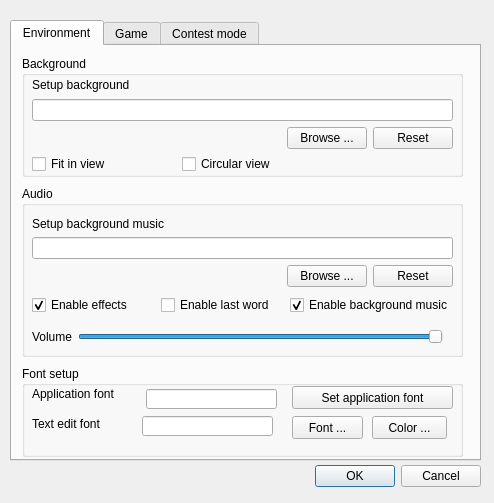
Old version of the form src/dialog/configdialog.ui in the repository ubun/SakuraSlash.
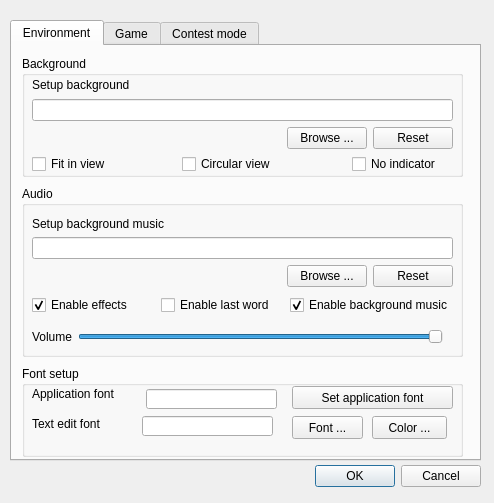
New version of the form.

```diff
--- a/src/dialog/configdialog.ui
+++ b/src/dialog/configdialog.ui
@@ -44,7 +44,7 @@
      <property name="title">
       <string>Audio</string>
      </property>
-     <widget class="QWidget" name="layoutWidget">
+     <widget class="QWidget" name="layoutWidget1">
       <property name="geometry">
        <rect>
         <x>10</x>
@@ -104,7 +104,7 @@
        </item>
       </layout>
      </widget>
-     <widget class="QWidget" name="layoutWidget">
+     <widget class="QWidget" name="layoutWidget2">
       <property name="geometry">
        <rect>
         <x>10</x>
@@ -143,7 +143,7 @@
        </item>
       </layout>
      </widget>
-     <widget class="QWidget" name="layoutWidget">
+     <widget class="QWidget" name="layoutWidget3">
       <property name="geometry">
        <rect>
         <x>10</x>
@@ -191,7 +191,7 @@
      <property name="title">
       <string>Background</string>
      </property>
-     <widget class="QWidget" name="layoutWidget">
+     <widget class="QWidget" name="layoutWidget4">
       <property name="geometry">
        <rect>
         <x>10</x>
@@ -281,6 +281,19 @@
        <string>Circular view</string>
       </property>
      </widget>
+     <widget class="QCheckBox" name="noIndicatorCheckBox">
+      <property name="geometry">
+       <rect>
+        <x>330</x>
+        <y>100</y>
+        <width>95</width>
+        <height>16</height>
+       </rect>
+      </property>
+      <property name="text">
+       <string>No indicator</string>
+      </property>
+     </widget>
     </widget>
     <widget class="QGroupBox" name="fontSetupGroupBox">
      <property name="geometry">
```
Left out of the diff: 2 changed lines with no effect on the pictures.
